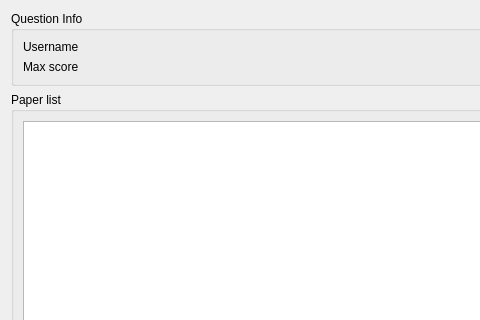
Old version of the form qtCreatorFiles/ui_marker.ui in the repository plomgrading/plom; both pictures show x 0 to 480 and y 0 to 320 of the 1024 by 768 pixel window.
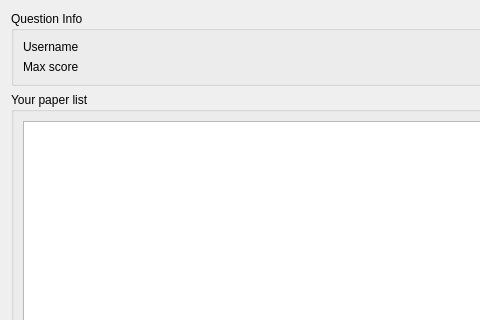
New version of the form. Custom widgets are drawn as their Qt base class.

Commit message: Marker: change "Paper list" to "Your paper list"

The edit to the form file:
```diff
--- a/qtCreatorFiles/ui_marker.ui
+++ b/qtCreatorFiles/ui_marker.ui
@@ -91,7 +91,7 @@
           </sizepolicy>
          </property>
          <property name="title">
-          <string>Paper list</string>
+          <string>Your paper list</string>
          </property>
          <layout class="QVBoxLayout" name="verticalLayout_2">
           <item>
```
The commit also changes 1 other file.
